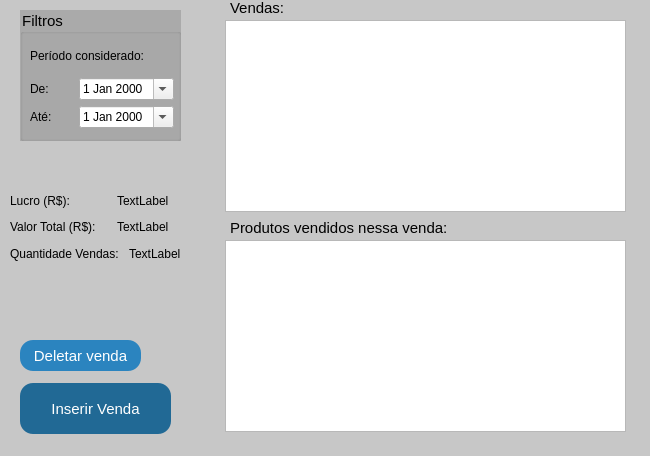
This is vendas.ui in GabR36/QEstoqueLoja as Qt 5 draws it before an edit. The edited form follows.
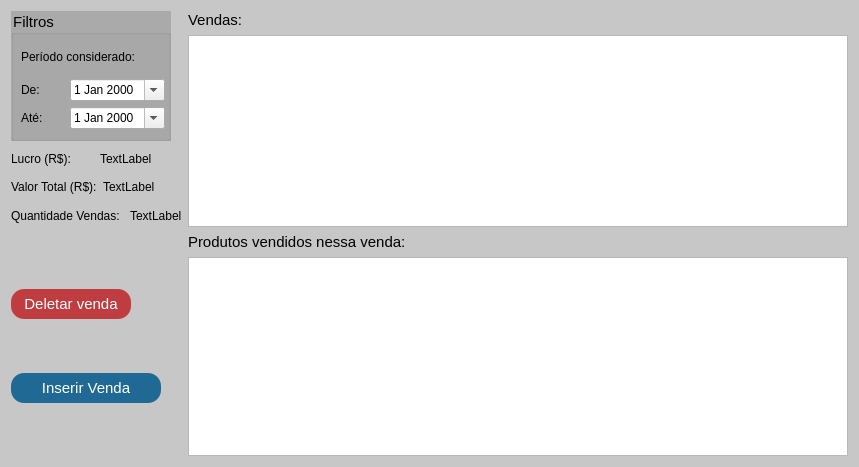
This is the edited form. Icons and pictures are not drawn.

Commit message: mainWindow e Vendas responsivas quase bom

```diff
--- a/vendas.ui
+++ b/vendas.ui
@@ -6,8 +6,8 @@
    <rect>
     <x>0</x>
     <y>0</y>
-    <width>650</width>
-    <height>456</height>
+    <width>859</width>
+    <height>467</height>
    </rect>
   </property>
   <property name="sizePolicy">
@@ -18,14 +18,14 @@
   </property>
   <property name="minimumSize">
    <size>
-    <width>650</width>
-    <height>456</height>
+    <width>252</width>
+    <height>320</height>
    </size>
   </property>
   <property name="maximumSize">
    <size>
-    <width>650</width>
-    <height>456</height>
+    <width>16777215</width>
+    <height>16777215</height>
    </size>
   </property>
   <property name="acceptDrops">
@@ -66,247 +66,250 @@
 }
 </string>
   </property>
-  <widget class="QTableView" name="Tview_Vendas2">
-   <property name="geometry">
-    <rect>
-     <x>225</x>
-     <y>20</y>
-     <width>401</width>
-     <height>192</height>
-    </rect>
-   </property>
-   <property name="selectionMode">
-    <enum>QAbstractItemView::SingleSelection</enum>
-   </property>
-   <property name="selectionBehavior">
-    <enum>QAbstractItemView::SelectRows</enum>
-   </property>
-   <attribute name="horizontalHeaderDefaultSectionSize">
-    <number>50</number>
-   </attribute>
-   <attribute name="horizontalHeaderStretchLastSection">
-    <bool>true</bool>
-   </attribute>
-   <attribute name="verticalHeaderVisible">
-    <bool>false</bool>
-   </attribute>
-  </widget>
-  <widget class="QTableView" name="Tview_ProdutosVendidos">
-   <property name="geometry">
-    <rect>
-     <x>225</x>
-     <y>240</y>
-     <width>401</width>
-     <height>192</height>
-    </rect>
-   </property>
-   <property name="selectionMode">
-    <enum>QAbstractItemView::SingleSelection</enum>
-   </property>
-   <property name="selectionBehavior">
-    <enum>QAbstractItemView::SelectRows</enum>
-   </property>
-   <attribute name="horizontalHeaderCascadingSectionResizes">
-    <bool>false</bool>
-   </attribute>
-   <attribute name="horizontalHeaderDefaultSectionSize">
-    <number>50</number>
-   </attribute>
-   <attribute name="horizontalHeaderShowSortIndicator" stdset="0">
-    <bool>false</bool>
-   </attribute>
-   <attribute name="horizontalHeaderStretchLastSection">
-    <bool>true</bool>
-   </attribute>
-   <attribute name="verticalHeaderVisible">
-    <bool>false</bool>
-   </attribute>
-  </widget>
-  <widget class="QWidget" name="layoutWidget">
-   <property name="geometry">
-    <rect>
-     <x>10</x>
-     <y>190</y>
-     <width>208</width>
-     <height>74</height>
-    </rect>
-   </property>
-   <layout class="QVBoxLayout" name="verticalLayout_3">
-    <item>
-     <layout class="QHBoxLayout" name="horizontalLayout">
-      <item>
-       <widget class="QLabel" name="label">
-        <property name="text">
-         <string>Lucro (R$):</string>
-        </property>
-       </widget>
-      </item>
-      <item>
-       <widget class="QLabel" name="Lbl_Lucro">
-        <property name="text">
-         <string>TextLabel</string>
-        </property>
-       </widget>
-      </item>
-     </layout>
-    </item>
-    <item>
-     <layout class="QHBoxLayout" name="horizontalLayout_2">
-      <item>
-       <widget class="QLabel" name="label_2">
-        <property name="text">
-         <string>Valor Total (R$):</string>
-        </property>
-       </widget>
-      </item>
-      <item>
-       <widget class="QLabel" name="Lbl_Total">
-        <property name="text">
-         <string>TextLabel</string>
-        </property>
-       </widget>
-      </item>
-     </layout>
-    </item>
-    <item>
-     <layout class="QHBoxLayout" name="horizontalLayout_3">
-      <item>
-       <widget class="QLabel" name="label_5">
-        <property name="text">
-         <string>Quantidade Vendas: </string>
-        </property>
-       </widget>
-      </item>
-      <item>
-       <widget class="QLabel" name="Lbl_Quantidade">
-        <property name="text">
-         <string>TextLabel</string>
-        </property>
-       </widget>
-      </item>
-     </layout>
-    </item>
-   </layout>
-  </widget>
-  <widget class="QLabel" name="label_3">
-   <property name="geometry">
-    <rect>
-     <x>230</x>
-     <y>0</y>
-     <width>62</width>
-     <height>16</height>
-    </rect>
-   </property>
-   <property name="styleSheet">
-    <string notr="true">font-size: 15px;
-font: 700 9pt &quot;Segoe UI&quot;;</string>
-   </property>
-   <property name="text">
-    <string>Vendas:</string>
-   </property>
-  </widget>
-  <widget class="QLabel" name="label_4">
-   <property name="geometry">
-    <rect>
-     <x>230</x>
-     <y>220</y>
-     <width>231</width>
-     <height>16</height>
-    </rect>
-   </property>
-   <property name="styleSheet">
-    <string notr="true">font-size: 15px;
-font: 700 9pt &quot;Segoe UI&quot;;</string>
-   </property>
-   <property name="text">
-    <string>Produtos vendidos nessa venda:</string>
-   </property>
-  </widget>
-  <widget class="QGroupBox" name="groupBox">
-   <property name="geometry">
-    <rect>
-     <x>20</x>
-     <y>10</y>
-     <width>161</width>
-     <height>131</height>
-    </rect>
-   </property>
-   <property name="title">
-    <string>Filtros</string>
-   </property>
-   <widget class="QWidget" name="layoutWidget">
-    <property name="geometry">
-     <rect>
-      <x>10</x>
-      <y>30</y>
-      <width>144</width>
-      <height>88</height>
-     </rect>
-    </property>
-    <layout class="QVBoxLayout" name="verticalLayout">
+  <layout class="QGridLayout" name="gridLayout">
+   <item row="0" column="0">
+    <widget class="QGroupBox" name="groupBox">
+     <property name="sizePolicy">
+      <sizepolicy hsizetype="Fixed" vsizetype="Fixed">
+       <horstretch>0</horstretch>
+       <verstretch>0</verstretch>
+      </sizepolicy>
+     </property>
+     <property name="minimumSize">
+      <size>
+       <width>160</width>
+       <height>130</height>
+      </size>
+     </property>
+     <property name="maximumSize">
+      <size>
+       <width>160</width>
+       <height>130</height>
+      </size>
+     </property>
+     <property name="title">
+      <string>Filtros</string>
+     </property>
+     <widget class="QWidget" name="layoutWidget">
+      <property name="geometry">
+       <rect>
+        <x>10</x>
+        <y>30</y>
+        <width>144</width>
+        <height>88</height>
+       </rect>
+      </property>
+      <layout class="QVBoxLayout" name="verticalLayout">
+       <item>
+        <widget class="QLabel" name="label_8">
+         <property name="text">
+          <string>Período considerado:</string>
+         </property>
+        </widget>
+       </item>
+       <item>
+        <layout class="QHBoxLayout" name="horizontalLayout_4">
+         <item>
+          <widget class="QLabel" name="label_6">
+           <property name="text">
+            <string>De:</string>
+           </property>
+          </widget>
+         </item>
+         <item>
+          <widget class="QDateEdit" name="DateEdt_De">
+           <property name="calendarPopup">
+            <bool>true</bool>
+           </property>
+          </widget>
+         </item>
+        </layout>
+       </item>
+       <item>
+        <layout class="QHBoxLayout" name="horizontalLayout_5">
+         <item>
+          <widget class="QLabel" name="label_7">
+           <property name="text">
+            <string>Até:</string>
+           </property>
+          </widget>
+         </item>
+         <item>
+          <widget class="QDateEdit" name="DateEdt_Ate">
+           <property name="calendarPopup">
+            <bool>true</bool>
+           </property>
+          </widget>
+         </item>
+        </layout>
+       </item>
+      </layout>
+     </widget>
+    </widget>
+   </item>
+   <item row="0" column="1" rowspan="2">
+    <layout class="QVBoxLayout" name="verticalLayout_2">
      <item>
-      <widget class="QLabel" name="label_8">
+      <widget class="QLabel" name="label_3">
+       <property name="styleSheet">
+        <string notr="true">font-size: 15px;
+font: 700 9pt &quot;Segoe UI&quot;;</string>
+       </property>
        <property name="text">
-        <string>Período considerado:</string>
+        <string>Vendas:</string>
        </property>
       </widget>
      </item>
      <item>
-      <layout class="QHBoxLayout" name="horizontalLayout_4">
+      <widget class="QTableView" name="Tview_Vendas2">
+       <property name="selectionMode">
+        <enum>QAbstractItemView::SingleSelection</enum>
+       </property>
+       <property name="selectionBehavior">
+        <enum>QAbstractItemView::SelectRows</enum>
+       </property>
+       <attribute name="horizontalHeaderDefaultSectionSize">
+        <number>50</number>
+       </attribute>
+       <attribute name="horizontalHeaderStretchLastSection">
+        <bool>true</bool>
+       </attribute>
+       <attribute name="verticalHeaderVisible">
+        <bool>false</bool>
+       </attribute>
+      </widget>
+     </item>
+    </layout>
+   </item>
+   <item row="1" column="0">
+    <layout class="QVBoxLayout" name="verticalLayout_3">
+     <item>
+      <layout class="QHBoxLayout" name="horizontalLayout">
        <item>
-        <widget class="QLabel" name="label_6">
+        <widget class="QLabel" name="label">
          <property name="text">
-          <string>De:</string>
+          <string>Lucro (R$):</string>
          </property>
         </widget>
        </item>
        <item>
-        <widget class="QDateEdit" name="DateEdt_De">
-         <property name="calendarPopup">
-          <bool>true</bool>
+        <widget class="QLabel" name="Lbl_Lucro">
+         <property name="text">
+          <string>TextLabel</string>
          </property>
         </widget>
        </item>
       </layout>
      </item>
      <item>
-      <layout class="QHBoxLayout" name="horizontalLayout_5">
+      <layout class="QHBoxLayout" name="horizontalLayout_2">
        <item>
-        <widget class="QLabel" name="label_7">
+        <widget class="QLabel" name="label_2">
          <property name="text">
-          <string>Até:</string>
+          <string>Valor Total (R$):</string>
          </property>
         </widget>
        </item>
        <item>
-        <widget class="QDateEdit" name="DateEdt_Ate">
-         <property name="calendarPopup">
-          <bool>true</bool>
+        <widget class="QLabel" name="Lbl_Total">
+         <property name="text">
+          <string>TextLabel</string>
          </property>
         </widget>
        </item>
       </layout>
      </item>
+     <item>
+      <layout class="QHBoxLayout" name="horizontalLayout_3">
+       <item>
+        <widget class="QLabel" name="label_5">
+         <property name="text">
+          <string>Quantidade Vendas: </string>
+         </property>
+        </widget>
+       </item>
+       <item>
+        <widget class="QLabel" name="Lbl_Quantidade">
+         <property name="text">
+          <string>TextLabel</string>
+         </property>
+        </widget>
+       </item>
+      </layout>
+     </item>
     </layout>
-   </widget>
-  </widget>
-  <widget class="QPushButton" name="Btn_InserirVenda">
-   <property name="geometry">
-    <rect>
-     <x>20</x>
-     <y>383</y>
-     <width>151</width>
-     <height>51</height>
-    </rect>
-   </property>
-   <property name="sizePolicy">
-    <sizepolicy hsizetype="Fixed" vsizetype="Fixed">
-     <horstretch>0</horstretch>
-     <verstretch>0</verstretch>
-    </sizepolicy>
-   </property>
-   <property name="styleSheet">
-    <string notr="true">#Btn_InserirVenda{
+   </item>
+   <item row="2" column="0">
+    <layout class="QVBoxLayout" name="verticalLayout_5">
+     <item>
+      <widget class="QPushButton" name="Btn_DeletarVenda">
+       <property name="sizePolicy">
+        <sizepolicy hsizetype="Fixed" vsizetype="Fixed">
+         <horstretch>0</horstretch>
+         <verstretch>0</verstretch>
+        </sizepolicy>
+       </property>
+       <property name="minimumSize">
+        <size>
+         <width>120</width>
+         <height>30</height>
+        </size>
+       </property>
+       <property name="maximumSize">
+        <size>
+         <width>120</width>
+         <height>22</height>
+        </size>
+       </property>
+       <property name="styleSheet">
+        <string notr="true">#Btn_DeletarVenda{
+background-color:rgb(191, 61, 64);
+}
+#Btn_DeletarVenda:hover{
+background-color: rgb(139, 44, 47);
+}
+#Btn_DeletarVenda:pressed{
+background-color:rgb(255, 96, 99)
+
+}</string>
+       </property>
+       <property name="text">
+        <string>Deletar venda</string>
+       </property>
+       <property name="icon">
+        <iconset resource="Imagens/recursosImg.qrc">
+         <normaloff>:/QEstoqueLOja/delete.png</normaloff>:/QEstoqueLOja/delete.png</iconset>
+       </property>
+       <property name="iconSize">
+        <size>
+         <width>20</width>
+         <height>20</height>
+        </size>
+       </property>
+      </widget>
+     </item>
+     <item>
+      <widget class="QPushButton" name="Btn_InserirVenda">
+       <property name="sizePolicy">
+        <sizepolicy hsizetype="Fixed" vsizetype="Fixed">
+         <horstretch>0</horstretch>
+         <verstretch>0</verstretch>
+        </sizepolicy>
+       </property>
+       <property name="minimumSize">
+        <size>
+         <width>150</width>
+         <height>30</height>
+        </size>
+       </property>
+       <property name="maximumSize">
+        <size>
+         <width>150</width>
+         <height>30</height>
+        </size>
+       </property>
+       <property name="styleSheet">
+        <string notr="true">#Btn_InserirVenda{
 background-color: rgb(33, 105, 149);
 }
 #Btn_InserirVenda:hover{
@@ -317,24 +320,65 @@
 	background-color: rgb(153, 193, 241);
 
 }</string>
-   </property>
-   <property name="text">
-    <string>Inserir Venda</string>
-   </property>
-  </widget>
-  <widget class="QPushButton" name="Btn_DeletarVenda">
-   <property name="geometry">
-    <rect>
-     <x>20</x>
-     <y>340</y>
-     <width>121</width>
-     <height>31</height>
-    </rect>
-   </property>
-   <property name="text">
-    <string>Deletar venda</string>
-   </property>
-  </widget>
+       </property>
+       <property name="text">
+        <string>Inserir Venda</string>
+       </property>
+       <property name="icon">
+        <iconset resource="Imagens/recursosImg.qrc">
+         <normaloff>:/QEstoqueLOja/addblack.svg</normaloff>:/QEstoqueLOja/addblack.svg</iconset>
+       </property>
+       <property name="iconSize">
+        <size>
+         <width>25</width>
+         <height>25</height>
+        </size>
+       </property>
+      </widget>
+     </item>
+    </layout>
+   </item>
+   <item row="2" column="1">
+    <layout class="QVBoxLayout" name="verticalLayout_4">
+     <item>
+      <widget class="QLabel" name="label_4">
+       <property name="styleSheet">
+        <string notr="true">font-size: 15px;
+font: 700 9pt &quot;Segoe UI&quot;;</string>
+       </property>
+       <property name="text">
+        <string>Produtos vendidos nessa venda:</string>
+       </property>
+      </widget>
+     </item>
+     <item>
+      <widget class="QTableView" name="Tview_ProdutosVendidos">
+       <property name="selectionMode">
+        <enum>QAbstractItemView::SingleSelection</enum>
+       </property>
+       <property name="selectionBehavior">
+        <enum>QAbstractItemView::SelectRows</enum>
+       </property>
+       <attribute name="horizontalHeaderCascadingSectionResizes">
+        <bool>false</bool>
+       </attribute>
+       <attribute name="horizontalHeaderDefaultSectionSize">
+        <number>50</number>
+       </attribute>
+       <attribute name="horizontalHeaderShowSortIndicator" stdset="0">
+        <bool>false</bool>
+       </attribute>
+       <attribute name="horizontalHeaderStretchLastSection">
+        <bool>true</bool>
+       </attribute>
+       <attribute name="verticalHeaderVisible">
+        <bool>false</bool>
+       </attribute>
+      </widget>
+     </item>
+    </layout>
+   </item>
+  </layout>
  </widget>
  <resources/>
  <connections/>
```
Left out of the diff: 4 changed lines with no effect on the pictures. The commit also changes 1 other file.
